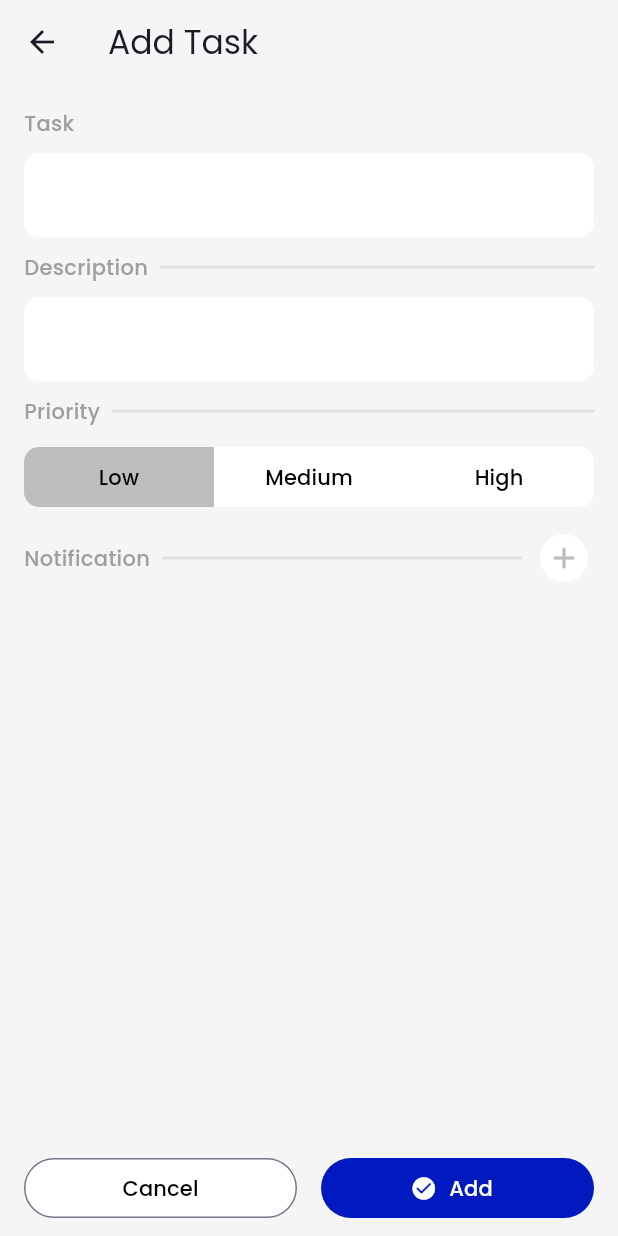
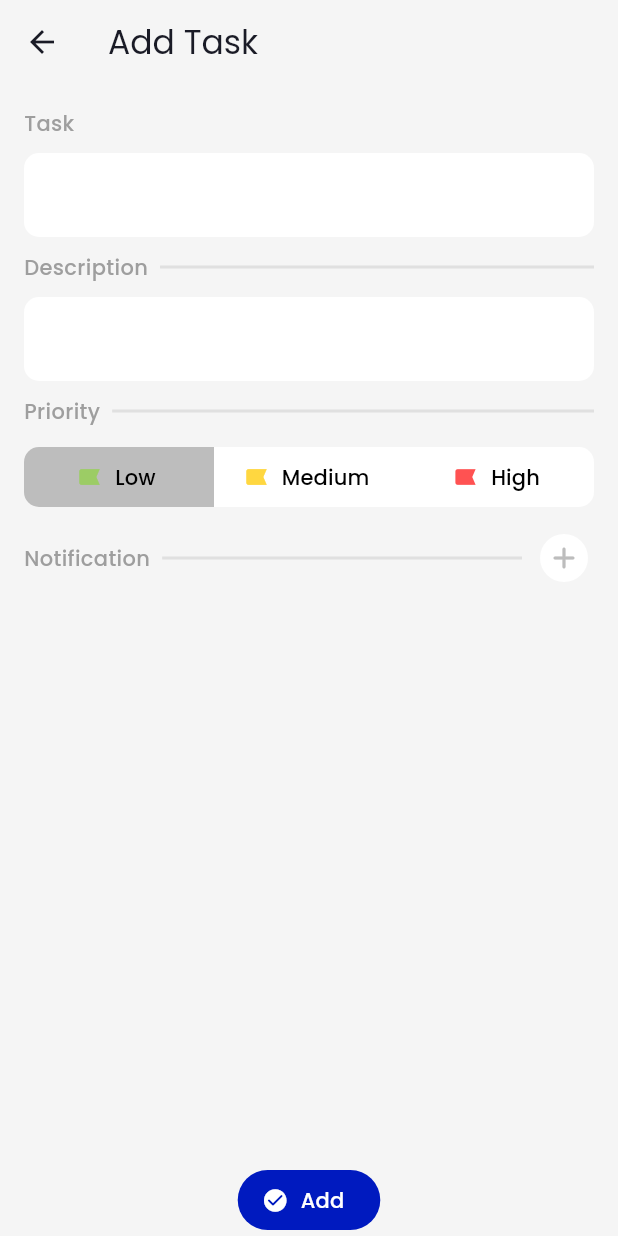
Before and after one commit to purveshxd/task-manager-with-backend, a Flutter app: the AddTaskView screen opened directly, on a phone screen of 412 x 824 dp. Run offline on Flutter 3.47's test engine with Material 3 defaults, Android fonts, the phone set to English and light mode, and no system bars; our stand-ins replace bloc, flutter_bloc, flutter_local_notifications, isar, permission_handler, shared_preferences and 1 more; missing offline and left inert: android_intent_plus; accounts and stored records are empty; generated files the repository leaves out were written again.

Commit message:
fix: changed priority colors & fixed bugs

```diff
--- a/frontend/lib/main.dart
+++ b/frontend/lib/main.dart
@@ -41,10 +41,9 @@ class MyApp extends StatelessWidget {
           brightness: Brightness.light,
           seedColor: Color(0xFF0026FF),
           dynamicSchemeVariant: DynamicSchemeVariant.fidelity,
-          // dynamicSchemeVariant: DynamicSchemeVariant.monochrome,
         ),
       ),
-      home: Home(),
+      home: Homepage(),
     );
   }
 }
--- a/frontend/lib/style/style.dart
+++ b/frontend/lib/style/custom_style.dart
@@ -1,4 +1,5 @@
 import 'package:flutter/material.dart';
+import 'package:tasks_frontend/models/tasks.model.dart';
 
 class AppStyle {
   static Text subheadingTextStyle(String text) {
@@ -50,4 +51,18 @@ class AppStyle {
   static Color primaryColor() {
     return Color.fromARGB(255, 230, 235, 255);
   }
+
+  static Color givePriorityColor(TaskPriority? taskPriority) {
+    final priority = taskPriority ?? TaskPriority.low;
+    switch (priority) {
+      case TaskPriority.low:
+        return Colors.lightGreen.shade400;
+      case TaskPriority.medium:
+        return Colors.amberAccent.shade200;
+      case TaskPriority.high:
+        return Colors.redAccent.shade200;
+      // default:
+      //   return Colors.lightGreen.shade400;
+    }
+  }
 }
--- a/frontend/lib/views/add_task.view.dart
+++ b/frontend/lib/views/add_task.view.dart
@@ -6,7 +6,7 @@ import 'package:permission_handler/permission_handler.dart';
 import 'package:tasks_frontend/bloc/task_bloc/tasks_bloc.dart';
 import 'package:tasks_frontend/models/tasks.model.dart';
 import 'package:tasks_frontend/notification_handler.dart';
-import 'package:tasks_frontend/style/style.dart';
+import 'package:tasks_frontend/style/custom_style.dart';
 import 'package:tasks_frontend/widget/custom_action_chip.dart';
 import 'package:tasks_frontend/widget/icon_button_filled.dart';
 
@@ -252,6 +252,7 @@ class _AddTaskViewState extends State<AddTaskView> {
   Widget build(BuildContext context) {
     return Scaffold(
       backgroundColor: AppStyle.appBackground(),
+
       appBar: AppBar(
         title: Text(isEdit ? "Edit Task" : "Add Task"),
         backgroundColor: AppStyle.appBackground(),
@@ -271,9 +272,9 @@ class _AddTaskViewState extends State<AddTaskView> {
       body: SafeArea(
         child: Padding(
           padding: const EdgeInsets.all(16.0).copyWith(bottom: 8),
-          child: Column(
-            mainAxisSize: MainAxisSize.min,
-            mainAxisAlignment: MainAxisAlignment.spaceBetween,
+          child: ListView(
+            // mainAxisSize: MainAxisSize.min,
+            // mainAxisAlignment: MainAxisAlignment.spaceBetween,
             children: [
               Column(
                 mainAxisSize: MainAxisSize.min,
@@ -352,7 +353,15 @@ class _AddTaskViewState extends State<AddTaskView> {
                         TaskPriority.values.length,
                         (index) => ButtonSegment(
                           value: index,
-
+                          icon: RotatedBox(
+                            quarterTurns: 3,
+                            child: Icon(
+                              Icons.bookmark_rounded,
+                              color: AppStyle.givePriorityColor(
+                                TaskPriority.values[index],
+                              ),
+                            ),
+                          ),
                           label: Text(
                             TaskPriority.values[index].name[0].toUpperCase() +
                                 TaskPriority.values[index].name.substring(1),
@@ -537,26 +546,15 @@ class _AddTaskViewState extends State<AddTaskView> {
                   ),
                 ],
               ),
-              // ! Bottom Buttons -------------------
-              Spacer(),
-              Row(
-                spacing: 16,
-                mainAxisAlignment: MainAxisAlignment.center,
-                children: [
-                  Expanded(
-                    child: OutlinedButton(
-                      style: OutlinedButton.styleFrom(
-                        backgroundColor: Colors.white,
-                        foregroundColor: Colors.black,
-                      ),
-                      onPressed: () => Navigator.pop(context, false),
-                      child: const Text("Cancel"),
+            ],
           ),
         ),
-                  Expanded(
-                    child: FilledButton.tonalIcon(
+      ),
+      floatingActionButtonLocation:
+          FloatingActionButtonLocation.miniCenterDocked,
+
+      floatingActionButton: FilledButton.tonalIcon(
         style: FilledButton.styleFrom(
-                        // backgroundColor: const Color.fromARGB(255, 0, 38, 255),
           backgroundColor: Theme.of(context).colorScheme.primary,
           foregroundColor: Colors.white,
         ),
@@ -564,13 +562,6 @@ class _AddTaskViewState extends State<AddTaskView> {
         onPressed: handleSubmit,
         label: Text(isEdit ? "Update" : "Add"),
       ),
-                  ),
-                ],
-              ),
-            ],
-          ),
-        ),
-      ),
     );
   }
 }
--- a/frontend/lib/views/setting_view.dart
+++ b/frontend/lib/views/setting_view.dart
@@ -1,5 +1,5 @@
 import 'package:flutter/material.dart';
-import 'package:tasks_frontend/style/style.dart';
+import 'package:tasks_frontend/style/custom_style.dart';
 
 class SettingView extends StatelessWidget {
   const SettingView({super.key});
--- a/frontend/lib/views/task_edit_page.dart
+++ b/frontend/lib/views/task_edit_page.dart
@@ -1,5 +1,5 @@
 import 'package:flutter/material.dart';
-import 'package:tasks_frontend/style/style.dart';
+import 'package:tasks_frontend/style/custom_style.dart';
 import 'package:tasks_frontend/models/tasks.model.dart';
 
 class TaskEditPage extends StatelessWidget {
```
Also changed, not shown: frontend/lib/views/homepage.dart (+8 -8 lines), frontend/lib/widget/task_tile.dart (+4 -13 lines). Lines whose indentation alone changed are shown as unchanged.
